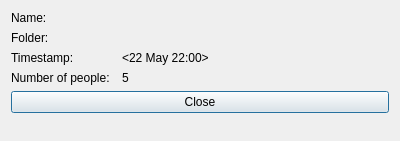
First picture: the form in gui/dialogfileproperties.ui, repository martinvanzijl/genealogy-maker, before the edit.
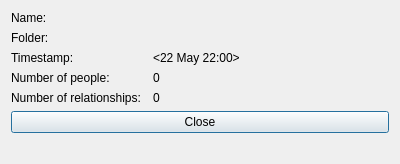
Second picture: the form after the edit.

Commit message: Add number of relationships.

```diff
--- a/gui/dialogfileproperties.ui
+++ b/gui/dialogfileproperties.ui
@@ -7,7 +7,7 @@
     <x>0</x>
     <y>0</y>
     <width>400</width>
-    <height>141</height>
+    <height>164</height>
    </rect>
   </property>
   <property name="windowTitle">
@@ -68,7 +68,7 @@
      </property>
     </widget>
    </item>
-   <item row="5" column="0" colspan="2">
+   <item row="6" column="0" colspan="2">
     <widget class="QPushButton" name="pushButtonClose">
      <property name="text">
       <string>Close</string>
@@ -85,7 +85,21 @@
    <item row="3" column="1">
     <widget class="QLabel" name="labelNumberOfPeopleValue">
      <property name="text">
-      <string>5</string>
+      <string>0</string>
+     </property>
+    </widget>
+   </item>
+   <item row="4" column="0">
+    <widget class="QLabel" name="labelNumberOfRelationships">
+     <property name="text">
+      <string>Number of relationships:</string>
+     </property>
+    </widget>
+   </item>
+   <item row="4" column="1">
+    <widget class="QLabel" name="labelNumberOfRelationshipsValue">
+     <property name="text">
+      <string>0</string>
      </property>
     </widget>
    </item>
```
The commit also changes 3 other files.
